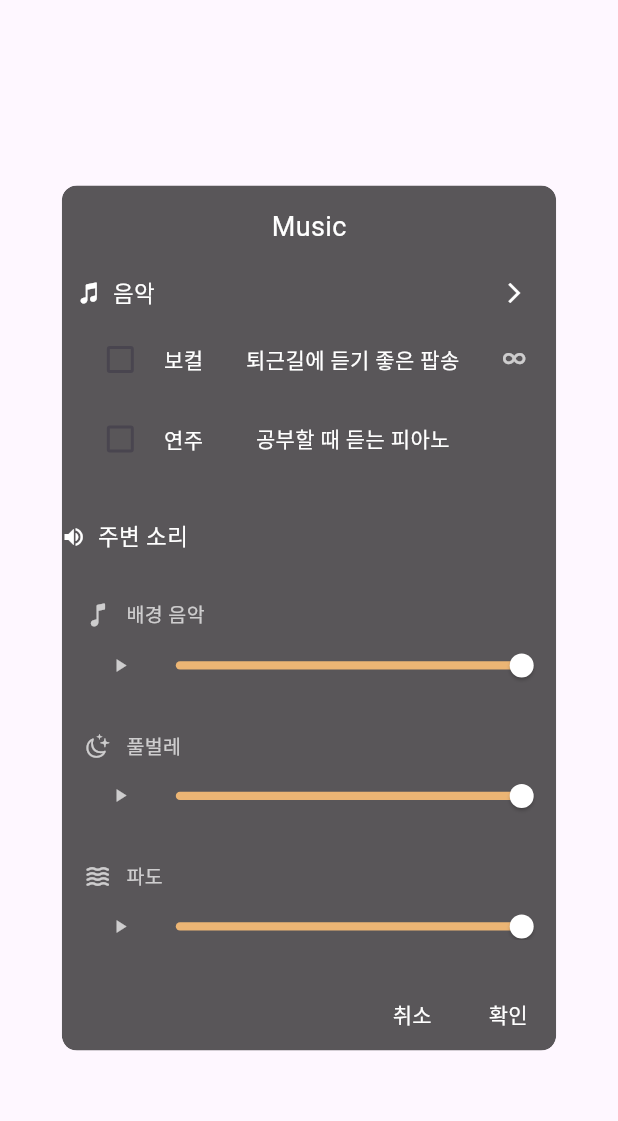
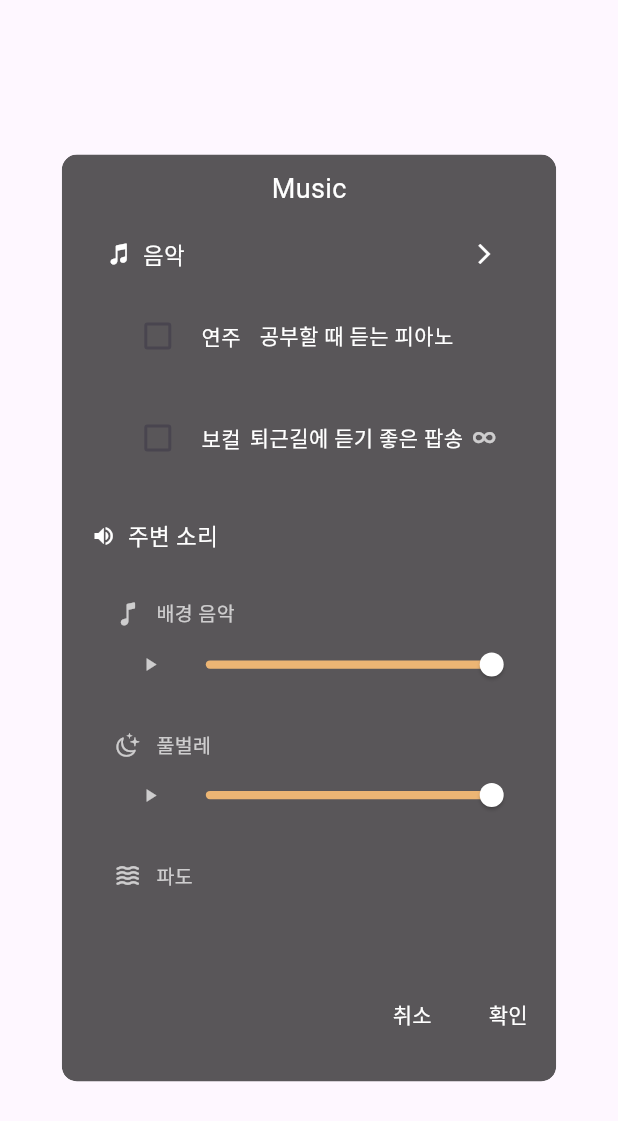
Before and after one commit to rainofmay/distance, a Flutter app: the MusicSetting widget shown alone on an empty page, opened directly, on a phone screen of 412 x 824 dp. Shown: the top 1121 px of the screen. Run offline on Flutter 3.47's test engine with Material 3 defaults, Android fonts, the phone set to English and light mode, and no system bars; our stand-ins replace audioplayers, firebase_core, flutter_dotenv, flutter_svg, font_awesome_flutter, get and 6 more; missing offline and left inert: cached_video_player, omni_datetime_picker; accounts and stored records are empty; network calls fail; Roboto replaces fonts that are missing (GmarketSansTTFMedium).

Commit message:
[REFACTOR]: myroom_music_screen.dart 위젯 별로 묶음

```diff
--- a/lib/view/myroom/music/myroom_music_screen.dart
+++ b/lib/view/myroom/music/myroom_music_screen.dart
@@ -1,6 +1,7 @@
 import 'dart:ui';
 import 'package:flutter/cupertino.dart';
 import 'package:flutter/material.dart';
+import 'package:flutter/widgets.dart';
 import 'package:get/get.dart';
 import 'package:mobile/common/const/colors.dart';
 import 'package:mobile/view_model/myroom/music/myroom_music_view_model.dart';
@@ -36,11 +37,12 @@ class _MusicSettingState extends State<MusicSetting> {
         opacity: 0.65,
         child: SizedBox(
           width: MediaQuery.of(context).size.width * 0.8,
-          height: MediaQuery.of(context).size.height * 0.70,
+          height: MediaQuery.of(context).size.height * 0.75,
           child: Column(
             children: [
               Padding(
-                padding: const EdgeInsets.only(top: 15),
+                padding:
+                    const EdgeInsets.symmetric(vertical: 10, horizontal: 20),
                 child: SingleChildScrollView(
                   child: Column(
                     children: [
@@ -55,7 +57,37 @@ class _MusicSettingState extends State<MusicSetting> {
                       Column(
                         crossAxisAlignment: CrossAxisAlignment.start,
                         children: [
-                          Container(
+                          musicTopBar(),
+                          const SizedBox(height: 20),
+                          mainMusics(),
+                          musicTheme(),
+                          musics()
+                        ],
+                      ),
+                      const SizedBox(height: 20),
+                    ],
+                  ),
+                ),
+              ),
+              OkCancelButtons(
+                okText: '확인',
+                cancelText: '취소',
+                onPressed: () {
+                  Navigator.of(context).pop(); // 닫히는 버튼
+                },
+                onCancelPressed: () {
+                  Navigator.of(context).pop(); // 닫히는 버튼
+                },
+              ),
+            ],
+          ),
+        ),
+      ),
+    );
+  }
+
+  Widget musicTopBar() {
+    return Container(
       margin: EdgeInsets.only(top: 20),
       child: Row(
         mainAxisAlignment: MainAxisAlignment.spaceBetween,
@@ -92,64 +124,58 @@ class _MusicSettingState extends State<MusicSetting> {
           ),
         ],
       ),
-                          ),
-                          const SizedBox(height: 10),
-                          Padding(
-                            padding:
-                                const EdgeInsets.only(left: 15, right: 20.0),
-                            child: Row(
+    );
+  }
+  Widget mainMusics() {
+    return Padding(
+      padding: const EdgeInsets.only(left: 20, right: 20.0),
+      child: Obx(() => Column(
+            children: [
+              Row(
                 mainAxisAlignment: MainAxisAlignment.spaceBetween,
                 children: [
-                                Obx(() => Row(
+                  Row(
                     children: [
                       Checkbox(
-                                          value:
-                                              musicViewModel.isVocalMusic.value,
+                        value: musicViewModel.isInstrumentalMusic.value,
+                        onChanged: (value) {
+                          musicViewModel.toggleInstrumentalMusic();
+                        },
+                      ),
+                      const SizedBox(width: 5),
+                      Text('연주', style: TextStyle(color: WHITE)),
+                    ],
+                  ),
+                  Text('공부할 때 듣는 피아노', style: TextStyle(color: WHITE)),
+                  SizedBox(width: 16),
+                ],
+              ),
+              const SizedBox(height: 20),
+              Row(
+                mainAxisAlignment: MainAxisAlignment.spaceBetween,
+                children: [
+                  Row(
+                    children: [
+                      Checkbox(
+                        value: musicViewModel.isVocalMusic.value,
                         onChanged: (value) {
                           musicViewModel.toggleVocalMusic();
                         },
                       ),
                       const SizedBox(width: 5),
-                                        Text('보컬',
-                                            style: TextStyle(color: WHITE)),
+                      Text('보컬', style: TextStyle(color: WHITE)),
+                    ],
+                  ),
+                  Text('퇴근길에 듣기 좋은 팝송', style: TextStyle(color: WHITE)),
+                  Icon(CupertinoIcons.infinite, color: LIGHT_WHITE, size: 16),
+                ],
+              )
             ],
           )),
-                                Text('퇴근길에 듣기 좋은 팝송',
-                                    style: TextStyle(color: WHITE)),
-                                Icon(CupertinoIcons.infinite,
-                                    color: LIGHT_WHITE, size: 16),
-                              ],
-                            ),
-                          ),
-                          const SizedBox(height: 5),
-                          Padding(
-                            padding:
-                                const EdgeInsets.only(left: 15, right: 20.0),
-                            child: Row(
-                              mainAxisAlignment: MainAxisAlignment.spaceBetween,
-                              children: [
-                                Obx(() => Row(
-                                      children: [
-                                        Checkbox(
-                                          value: musicViewModel
-                                              .isInstrumentalMusic.value,
-                                          onChanged: (value) {
-                                            musicViewModel
-                                                .toggleInstrumentalMusic();
-                                          },
-                                        ),
-                                        const SizedBox(width: 5),
-                                        Text('연주',
-                                            style: TextStyle(color: WHITE)),
-                                      ],
-                                    )),
-                                Text('공부할 때 듣는 피아노',
-                                    style: TextStyle(color: WHITE)),
-                                SizedBox(width: 16),
-                              ],
-                            ),
-                          ),
-                          Container(
+    );
+  }
+  Widget musicTheme() {
+    return Container(
       alignment: Alignment.topLeft,
       margin: const EdgeInsets.only(top: 30),
       child: Row(
@@ -159,57 +185,33 @@ class _MusicSettingState extends State<MusicSetting> {
           Text(
             '주변 소리',
             style: TextStyle(
-                                      fontSize: 15,
-                                      fontWeight: FontWeight.normal,
-                                      color: WHITE),
+                fontSize: 15, fontWeight: FontWeight.normal, color: WHITE),
           ),
         ],
       ),
-                          ),
-                          Container(
+    );
+  }
+  Widget musics() {
+    return Container(
       margin: const EdgeInsets.only(top: 10, right: 10),
-                            height: MediaQuery.of(context).size.height * 0.30,
+      height: MediaQuery.of(context).size.height * 0.27,
       child: SingleChildScrollView(
         scrollDirection: Axis.vertical,
         child: Obx(() {
           return Column(
-                                  children: musicViewModel.DUMMY_DATA[
-                                          musicViewModel
-                                              .currentGroupIndex.value]
+            children: musicViewModel
+                .DUMMY_DATA[musicViewModel.currentGroupIndex.value]
                 .map((musicInfo) {
               return MusicVolume(
                 playerIndex: musicInfo.playerIndex,
                 kindOfMusic: musicInfo.kindOfMusic,
                 musicIcon: musicInfo.musicIcon,
-                                      musicViewModel:
-                                          musicViewModel, // ViewModel을 전달
+                musicViewModel: musicViewModel, // ViewModel을 전달
               );
             }).toList(),
           );
         }),
       ),
-                          ),
-                        ],
-                      ),
-                      const SizedBox(height: 20),
-                    ],
-                  ),
-                ),
-              ),
-              OkCancelButtons(
-                okText: '확인',
-                cancelText: '취소',
-                onPressed: () {
-                  Navigator.of(context).pop(); // 닫히는 버튼
-                },
-                onCancelPressed: () {
-                  Navigator.of(context).pop(); // 닫히는 버튼
-                },
-              ),
-            ],
-          ),
-        ),
-      ),
     );
   }
 }
--- a/lib/widgets/ok_cancel._buttons.dart
+++ b/lib/widgets/ok_cancel._buttons.dart
@@ -20,7 +20,8 @@ class OkCancelButtons extends StatelessWidget {
 
   @override
   Widget build(BuildContext context) {
-    return Container(
+    return Flexible(
+      child: Container(
         alignment: Alignment.center,
         // height: 30,
         margin: EdgeInsets.only(top: 5, bottom: 5),
@@ -43,6 +44,7 @@ class OkCancelButtons extends StatelessWidget {
             ),
           ],
         ),
+      ),
     );
   }
 }
```
Lines whose indentation alone changed are shown as unchanged.
